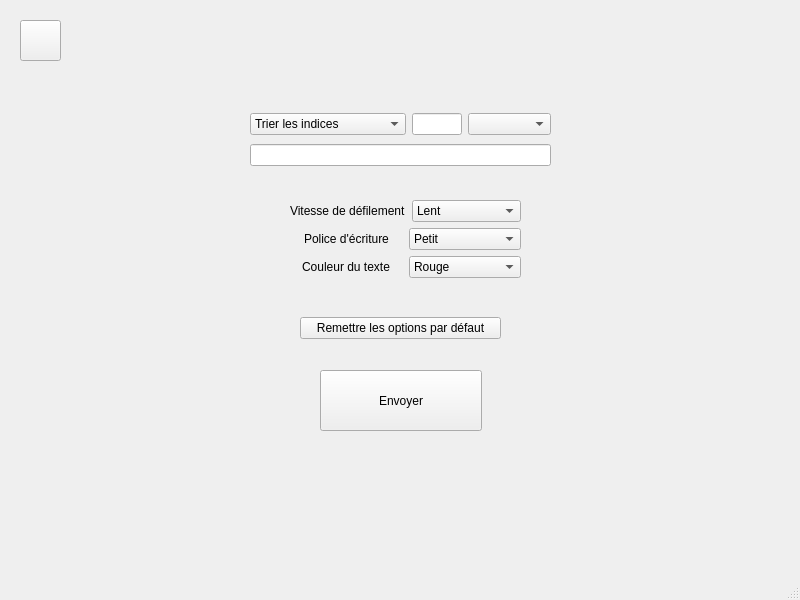
The window that Projet/Application/PROJET_AFFICHEUR_INDICE/mainwindow.ui (David3710/Stage_2025_ST_felixDL) describes before a commit, drawn with Qt 5.
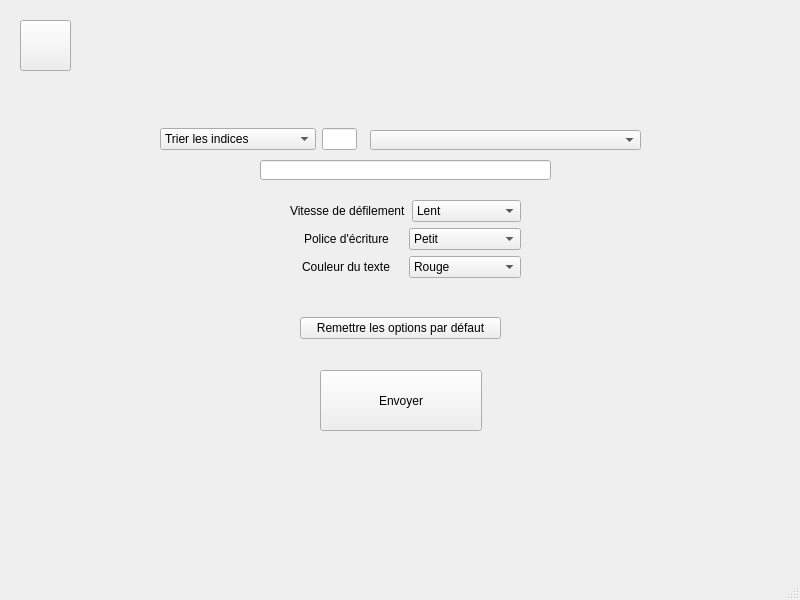
The same window after the commit. The open tabs and pages were chosen to show the change.

The edit to the form file:
```diff
--- a/Projet/Application/PROJET_AFFICHEUR_INDICE/mainwindow.ui
+++ b/Projet/Application/PROJET_AFFICHEUR_INDICE/mainwindow.ui
@@ -36,6 +36,9 @@
   </property>
   <widget class="QWidget" name="centralwidget">
    <widget class="QStackedWidget" name="stackedWidget">
+    <property name="enabled">
+     <bool>true</bool>
+    </property>
     <property name="geometry">
      <rect>
       <x>0</x>
@@ -52,8 +55,8 @@
     </property>
     <property name="maximumSize">
      <size>
-      <width>800</width>
-      <height>600</height>
+      <width>16777215</width>
+      <height>60</height>
      </size>
     </property>
     <property name="autoFillBackground">
@@ -336,86 +339,15 @@
        <rect>
         <x>20</x>
         <y>20</y>
-        <width>41</width>
-        <height>41</height>
+        <width>51</width>
+        <height>51</height>
        </rect>
       </property>
       <property name="text">
        <string/>
       </property>
      </widget>
-     <widget class="QWidget" name="verticalLayoutWidget_6">
-      <property name="geometry">
-       <rect>
-        <x>250</x>
-        <y>110</y>
-        <width>301</width>
-        <height>61</height>
-       </rect>
-      </property>
-      <layout class="QVBoxLayout" name="verticalLayout_7">
-       <item>
-        <layout class="QHBoxLayout" name="horizontalLayout_5">
-         <item>
-          <widget class="QComboBox" name="trierEnvoiBox">
-           <item>
-            <property name="text">
-             <string>Trier les indices</string>
-            </property>
-           </item>
-           <item>
-            <property name="text">
-             <string>Par ordre alphabétique</string>
-            </property>
-           </item>
-           <item>
-            <property name="text">
-             <string>Qui contient...</string>
-            </property>
-           </item>
-           <item>
-            <property name="text">
-             <string>Qui commence par...</string>
-            </property>
-           </item>
-           <item>
-            <property name="text">
-             <string>Est utilisé à l'étape n°...</string>
-            </property>
-           </item>
-          </widget>
-         </item>
-         <item>
-          <widget class="QLineEdit" name="numeroEtape">
-           <property name="maximumSize">
-            <size>
-             <width>50</width>
-             <height>16777215</height>
-            </size>
-           </property>
-          </widget>
-         </item>
-         <item>
-          <widget class="QComboBox" name="indiceBox"/>
-         </item>
-        </layout>
-       </item>
-       <item>
-        <widget class="QLineEdit" name="selectionTriage">
-         <property name="toolTip">
-          <string>aa</string>
-         </property>
-         <property name="whatsThis">
-          <string>Tapez votre indice</string>
-         </property>
-         <property name="text">
-          <string/>
-         </property>
-        </widget>
-       </item>
-      </layout>
-     </widget>
-     <widget class="QWidget" name="">
+     <widget class="QWidget" name="layoutWidget">
       <property name="geometry">
        <rect>
         <x>300</x>
@@ -447,6 +379,86 @@
        <string>Envoyer</string>
       </property>
      </widget>
+     <widget class="QComboBox" name="indiceBox">
+      <property name="geometry">
+       <rect>
+        <x>370</x>
+        <y>130</y>
+        <width>271</width>
+        <height>20</height>
+       </rect>
+      </property>
+     </widget>
+     <widget class="QLineEdit" name="selectionTriage">
+      <property name="geometry">
+       <rect>
+        <x>260</x>
+        <y>160</y>
+        <width>291</width>
+        <height>20</height>
+       </rect>
+      </property>
+      <property name="toolTip">
+       <string>aa</string>
+      </property>
+      <property name="whatsThis">
+       <string>Tapez votre indice</string>
+      </property>
+      <property name="text">
+       <string/>
+      </property>
+     </widget>
+     <widget class="QWidget" name="">
+      <property name="geometry">
+       <rect>
+        <x>160</x>
+        <y>110</y>
+        <width>197</width>
+        <height>59</height>
+       </rect>
+      </property>
+      <layout class="QHBoxLayout" name="horizontalLayout_5">
+       <item>
+        <widget class="QComboBox" name="trierEnvoiBox">
+         <item>
+          <property name="text">
+           <string>Trier les indices</string>
+          </property>
+         </item>
+         <item>
+          <property name="text">
+           <string>Par ordre alphabétique</string>
+          </property>
+         </item>
+         <item>
+          <property name="text">
+           <string>Qui contient...</string>
+          </property>
+         </item>
+         <item>
+          <property name="text">
+           <string>Qui commence par...</string>
+          </property>
+         </item>
+         <item>
+          <property name="text">
+           <string>Est utilisé à l'étape n°...</string>
+          </property>
+         </item>
+        </widget>
+       </item>
+       <item>
+        <widget class="QLineEdit" name="numeroEtape">
+         <property name="maximumSize">
+          <size>
+           <width>50</width>
+           <height>16777215</height>
+          </size>
+         </property>
+        </widget>
+       </item>
+      </layout>
+     </widget>
     </widget>
     <widget class="QWidget" name="aide">
      <widget class="QWidget" name="verticalLayoutWidget_2">
```
Left out of the diff: 72 changed lines with no effect on the pictures.
